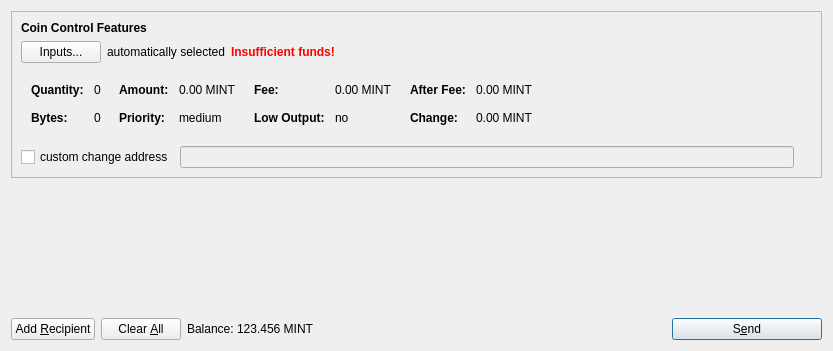
Before: the Qt Designer form src/qt/forms/sendcoinsdialog.ui in hanzou-x/flapxcoin, drawn with Qt 5.
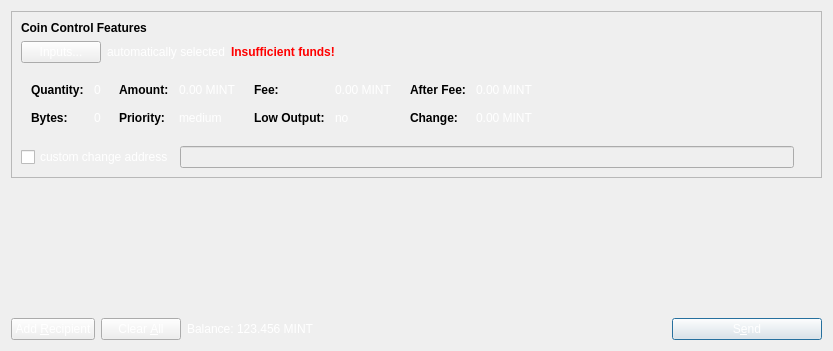
After: the same form once the commit is applied. Icons and pictures are not drawn.

```diff
--- a/src/qt/forms/sendcoinsdialog.ui
+++ b/src/qt/forms/sendcoinsdialog.ui
@@ -13,6 +13,97 @@
     <height>351</height>
    </rect>
   </property>
+  <property name="palette">
+   <palette>
+    <active>
+     <colorrole role="WindowText">
+      <brush brushstyle="SolidPattern">
+       <color alpha="255">
+        <red>255</red>
+        <green>255</green>
+        <blue>255</blue>
+       </color>
+      </brush>
+     </colorrole>
+     <colorrole role="Text">
+      <brush brushstyle="SolidPattern">
+       <color alpha="255">
+        <red>255</red>
+        <green>255</green>
+        <blue>255</blue>
+       </color>
+      </brush>
+     </colorrole>
+     <colorrole role="ButtonText">
+      <brush brushstyle="SolidPattern">
+       <color alpha="255">
+        <red>255</red>
+        <green>255</green>
+        <blue>255</blue>
+       </color>
+      </brush>
+     </colorrole>
+    </active>
+    <inactive>
+     <colorrole role="WindowText">
+      <brush brushstyle="SolidPattern">
+       <color alpha="255">
+        <red>255</red>
+        <green>255</green>
+        <blue>255</blue>
+       </color>
+      </brush>
+     </colorrole>
+     <colorrole role="Text">
+      <brush brushstyle="SolidPattern">
+       <color alpha="255">
+        <red>255</red>
+        <green>255</green>
+        <blue>255</blue>
+       </color>
+      </brush>
+     </colorrole>
+     <colorrole role="ButtonText">
+      <brush brushstyle="SolidPattern">
+       <color alpha="255">
+        <red>255</red>
+        <green>255</green>
+        <blue>255</blue>
+       </color>
+      </brush>
+     </colorrole>
+    </inactive>
+    <disabled>
+     <colorrole role="WindowText">
+      <brush brushstyle="SolidPattern">
+       <color alpha="255">
+        <red>190</red>
+        <green>190</green>
+        <blue>190</blue>
+       </color>
+      </brush>
+     </colorrole>
+     <colorrole role="Text">
+      <brush brushstyle="SolidPattern">
+       <color alpha="255">
+        <red>190</red>
+        <green>190</green>
+        <blue>190</blue>
+       </color>
+      </brush>
+     </colorrole>
+     <colorrole role="ButtonText">
+      <brush brushstyle="SolidPattern">
+       <color alpha="255">
+        <red>190</red>
+        <green>190</green>
+        <blue>190</blue>
+       </color>
+      </brush>
+     </colorrole>
+    </disabled>
+   </palette>
+  </property>
   <property name="windowTitle">
    <string>Send Coins</string>
   </property>
```
Left out of the diff: 3 changed lines with no effect on the pictures.
